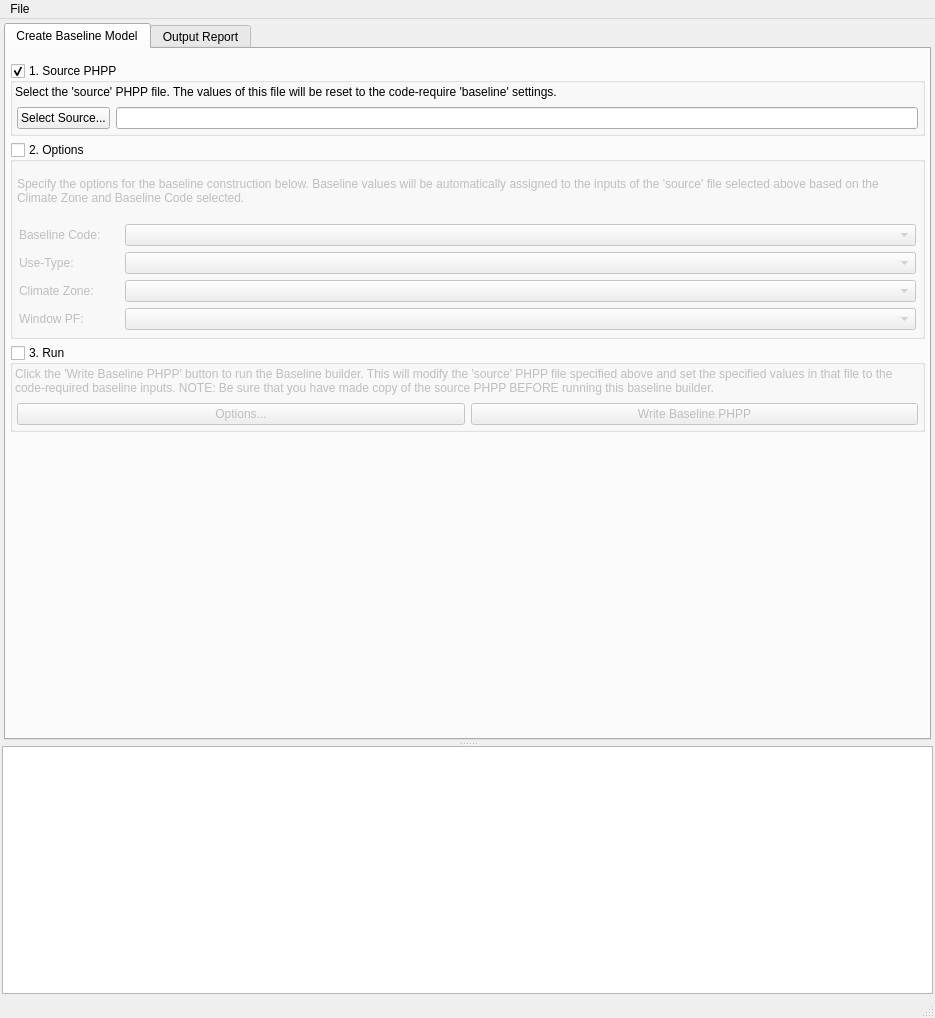
Old version of the form CC_GUI/views/ui_files/layout_app.ui in the repository PH-Tools/CarbonCheck.
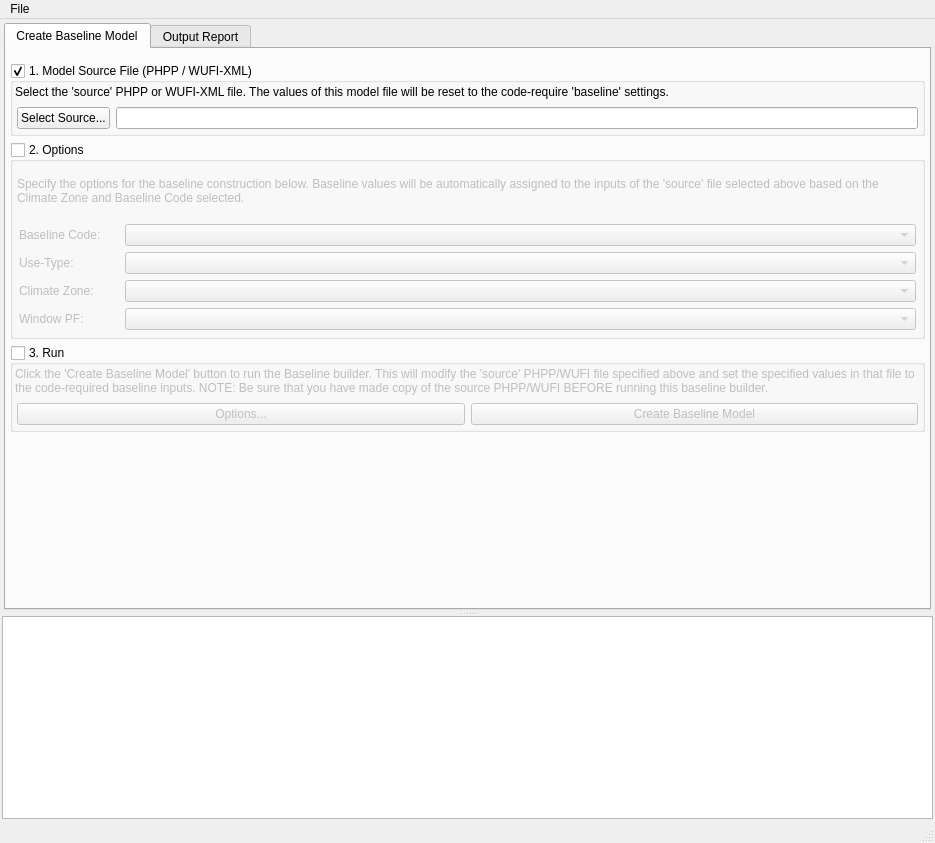
New version of the form.

```diff
--- a/CC_GUI/views/ui_files/layout_app.ui
+++ b/CC_GUI/views/ui_files/layout_app.ui
@@ -7,7 +7,7 @@
     <x>0</x>
     <y>0</y>
     <width>935</width>
-    <height>1018</height>
+    <height>843</height>
    </rect>
   </property>
   <property name="windowTitle">
@@ -176,7 +176,7 @@
                   </sizepolicy>
                  </property>
                  <property name="title">
-                  <string>1. Source PHPP</string>
+                  <string>1. Model Source File (PHPP / WUFI-XML)</string>
                  </property>
                  <property name="checkable">
                   <bool>true</bool>
@@ -206,7 +206,7 @@
                      </sizepolicy>
                     </property>
                     <property name="text">
-                     <string>Select the 'source' PHPP file. The values of this file will be reset to the code-require 'baseline' settings.</string>
+                     <string>Select the 'source' PHPP or WUFI-XML file. The values of this model file will be reset to the code-require 'baseline' settings.</string>
                     </property>
                     <property name="wordWrap">
                      <bool>true</bool>
@@ -537,7 +537,7 @@
                   <item>
                    <widget class="QLabel" name="label_baselinerRunNote">
                     <property name="text">
-                     <string>Click the 'Write Baseline PHPP' button to run the Baseline builder. This will modify the 'source' PHPP file specified above and set the specified values in that file to the code-required baseline inputs. NOTE: Be sure that you have made copy of the source PHPP BEFORE running this baseline builder. </string>
+                     <string>Click the 'Create Baseline Model' button to run the Baseline builder. This will modify the 'source' PHPP/WUFI file specified above and set the specified values in that file to the code-required baseline inputs. NOTE: Be sure that you have made copy of the source PHPP/WUFI BEFORE running this baseline builder. </string>
                     </property>
                     <property name="wordWrap">
                      <bool>true</bool>
@@ -590,7 +590,7 @@
                         </sizepolicy>
                        </property>
                        <property name="text">
-                        <string>Write Baseline PHPP</string>
+                        <string>Create Baseline Model</string>
                        </property>
                       </widget>
                      </item>
```
Left out of the diff: 4 changed lines with no effect on the pictures.
